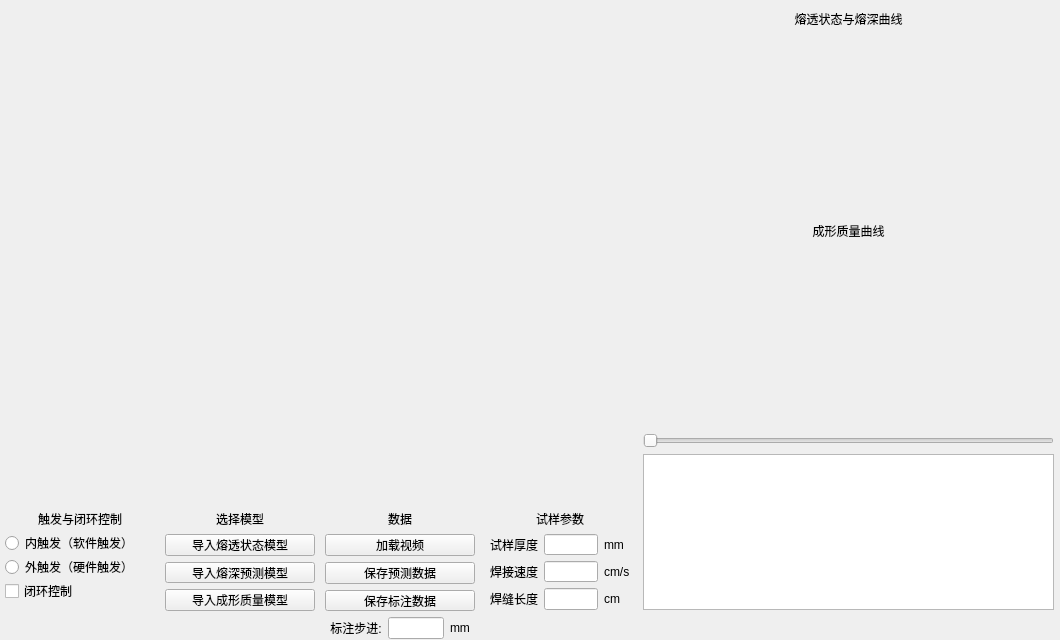
weinaike/camera, file src/CameraSample/Widgets/ImageResult.ui: the form before one commit.
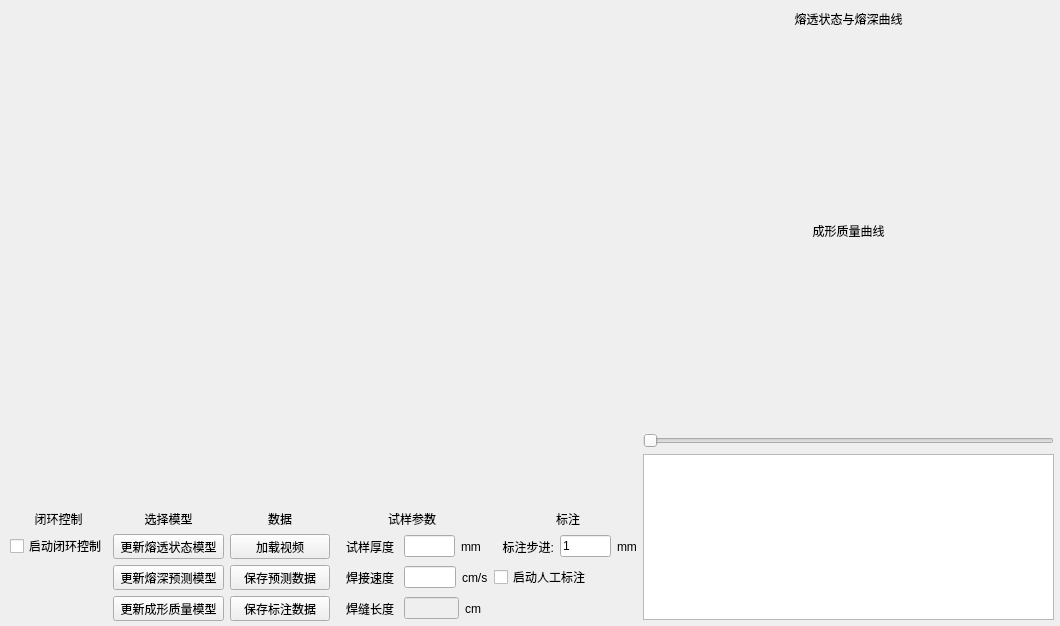
The form after the commit. Custom widgets are drawn as their Qt base class.

Commit message: 增加标注相关代码 增加闭环控制相关代码

```diff
--- a/src/CameraSample/Widgets/ImageResult.ui
+++ b/src/CameraSample/Widgets/ImageResult.ui
@@ -7,7 +7,7 @@
     <x>0</x>
     <y>0</y>
     <width>1060</width>
-    <height>640</height>
+    <height>626</height>
    </rect>
   </property>
   <property name="sizePolicy">
@@ -25,7 +25,7 @@
      <x>643</x>
      <y>-1</y>
      <width>411</width>
-     <height>611</height>
+     <height>621</height>
     </rect>
    </property>
    <layout class="QVBoxLayout" name="verticalLayout">
@@ -220,21 +220,179 @@
     <rect>
      <x>0</x>
      <y>510</y>
-     <width>160</width>
-     <height>90</height>
+     <width>652</width>
+     <height>111</height>
     </rect>
    </property>
-   <layout class="QVBoxLayout" name="verticalLayout_2">
+   <layout class="QGridLayout" name="gridLayout_2">
     <property name="sizeConstraint">
      <enum>QLayout::SetDefaultConstraint</enum>
     </property>
     <property name="leftMargin">
-     <number>5</number>
+     <number>10</number>
     </property>
     <property name="rightMargin">
-     <number>5</number>
+     <number>10</number>
     </property>
-    <item>
+    <property name="verticalSpacing">
+     <number>6</number>
+    </property>
+    <item row="0" column="1">
+     <widget class="QLabel" name="label_4">
+      <property name="text">
+       <string>选择模型</string>
+      </property>
+      <property name="alignment">
+       <set>Qt::AlignCenter</set>
+      </property>
+     </widget>
+    </item>
+    <item row="3" column="2">
+     <widget class="QPushButton" name="save_label_result">
+      <property name="text">
+       <string>保存标注数据</string>
+      </property>
+     </widget>
+    </item>
+    <item row="3" column="3">
+     <layout class="QHBoxLayout" name="horizontalLayout_4">
+      <property name="leftMargin">
+       <number>10</number>
+      </property>
+      <item>
+       <widget class="QLabel" name="label_11">
+        <property name="enabled">
+         <bool>true</bool>
+        </property>
+        <property name="text">
+         <string>焊缝长度 </string>
+        </property>
+       </widget>
+      </item>
+      <item>
+       <widget class="QLineEdit" name="lineEdit_length">
+        <property name="enabled">
+         <bool>false</bool>
+        </property>
+       </widget>
+      </item>
+      <item>
+       <widget class="QLabel" name="label_14">
+        <property name="text">
+         <string>cm  </string>
+        </property>
+       </widget>
+      </item>
+     </layout>
+    </item>
+    <item row="3" column="1">
+     <widget class="QPushButton" name="load_quality_model">
+      <property name="text">
+       <string>更新成形质量模型</string>
+      </property>
+     </widget>
+    </item>
+    <item row="2" column="3">
+     <layout class="QHBoxLayout" name="horizontalLayout_3">
+      <property name="leftMargin">
+       <number>10</number>
+      </property>
+      <item>
+       <widget class="QLabel" name="label_10">
+        <property name="text">
+         <string>焊接速度 </string>
+        </property>
+       </widget>
+      </item>
+      <item>
+       <widget class="QLineEdit" name="lineEdit_speed"/>
+      </item>
+      <item>
+       <widget class="QLabel" name="label_13">
+        <property name="text">
+         <string>cm/s</string>
+        </property>
+       </widget>
+      </item>
+     </layout>
+    </item>
+    <item row="2" column="1">
+     <widget class="QPushButton" name="load_depth_model">
+      <property name="text">
+       <string>更新熔深预测模型</string>
+      </property>
+     </widget>
+    </item>
+    <item row="1" column="2">
+     <widget class="QPushButton" name="load_video">
+      <property name="text">
+       <string>加载视频</string>
+      </property>
+     </widget>
+    </item>
+    <item row="1" column="3">
+     <layout class="QHBoxLayout" name="horizontalLayout_2">
+      <property name="leftMargin">
+       <number>10</number>
+      </property>
+      <property name="rightMargin">
+       <number>0</number>
+      </property>
+      <item>
+       <widget class="QLabel" name="label_9">
+        <property name="text">
+         <string>试样厚度 </string>
+        </property>
+       </widget>
+      </item>
+      <item>
+       <widget class="QLineEdit" name="lineEdit_thick">
+        <property name="inputMask">
+         <string/>
+        </property>
+       </widget>
+      </item>
+      <item>
+       <widget class="QLabel" name="label_12">
+        <property name="text">
+         <string>mm  </string>
+        </property>
+       </widget>
+      </item>
+     </layout>
+    </item>
+    <item row="0" column="3">
+     <widget class="QLabel" name="label_8">
+      <property name="text">
+       <string>试样参数</string>
+      </property>
+      <property name="alignment">
+       <set>Qt::AlignCenter</set>
+      </property>
+     </widget>
+    </item>
+    <item row="1" column="0">
+     <widget class="QCheckBox" name="checkBox_control">
+      <property name="text">
+       <string>启动闭环控制</string>
+      </property>
+     </widget>
+    </item>
+    <item row="1" column="1">
+     <widget class="QPushButton" name="load_status_model">
+      <property name="text">
+       <string> 更新熔透状态模型 </string>
+      </property>
+     </widget>
+    </item>
+    <item row="2" column="2">
+     <widget class="QPushButton" name="save_predict_result">
+      <property name="text">
+       <string>   保存预测数据   </string>
+      </property>
+     </widget>
+    </item>
+    <item row="0" column="0">
      <widget class="QLabel" name="label_3">
       <property name="autoFillBackground">
        <bool>false</bool>
@@ -246,102 +404,14 @@
        <enum>QFrame::Plain</enum>
       </property>
       <property name="text">
-       <string>触发与闭环控制</string>
-      </property>
-      <property name="alignment">
-       <set>Qt::AlignCenter</set>
-      </property>
-     </widget>
-    </item>
-    <item>
-     <widget class="QRadioButton" name="radioButton_in">
-      <property name="text">
-       <string>内触发（软件触发）</string>
-      </property>
-     </widget>
-    </item>
-    <item>
-     <widget class="QRadioButton" name="radioButton_out">
-      <property name="text">
-       <string>外触发（硬件触发）</string>
-      </property>
-     </widget>
-    </item>
-    <item>
-     <widget class="QCheckBox" name="checkBox_control">
-      <property name="text">
        <string>闭环控制</string>
       </property>
-     </widget>
-    </item>
-   </layout>
-  </widget>
-  <widget class="QWidget" name="verticalLayoutWidget_2">
-   <property name="geometry">
-    <rect>
-     <x>160</x>
-     <y>510</y>
-     <width>160</width>
-     <height>101</height>
-    </rect>
-   </property>
-   <layout class="QVBoxLayout" name="verticalLayout_3">
-    <property name="leftMargin">
-     <number>5</number>
-    </property>
-    <property name="rightMargin">
-     <number>5</number>
-    </property>
-    <item>
-     <widget class="QLabel" name="label_4">
-      <property name="text">
-       <string>选择模型</string>
-      </property>
       <property name="alignment">
        <set>Qt::AlignCenter</set>
       </property>
      </widget>
     </item>
-    <item>
-     <widget class="QPushButton" name="load_status_model">
-      <property name="text">
-       <string>导入熔透状态模型</string>
-      </property>
-     </widget>
-    </item>
-    <item>
-     <widget class="QPushButton" name="load_depth_model">
-      <property name="text">
-       <string>导入熔深预测模型</string>
-      </property>
-     </widget>
-    </item>
-    <item>
-     <widget class="QPushButton" name="load_quality_model">
-      <property name="text">
-       <string>导入成形质量模型</string>
-      </property>
-     </widget>
-    </item>
-   </layout>
-  </widget>
-  <widget class="QWidget" name="verticalLayoutWidget_4">
-   <property name="geometry">
-    <rect>
-     <x>320</x>
-     <y>510</y>
-     <width>160</width>
-     <height>129</height>
-    </rect>
-   </property>
-   <layout class="QVBoxLayout" name="verticalLayout_4">
-    <property name="leftMargin">
-     <number>5</number>
-    </property>
-    <property name="rightMargin">
-     <number>5</number>
-    </property>
-    <item>
+    <item row="0" column="2">
      <widget class="QLabel" name="label_5">
       <property name="text">
        <string>数据</string>
@@ -351,28 +421,17 @@
       </property>
      </widget>
     </item>
-    <item>
-     <widget class="QPushButton" name="load_video">
+    <item row="0" column="4">
+     <widget class="QLabel" name="label_15">
       <property name="text">
-       <string>加载视频</string>
+       <string>标注</string>
       </property>
-     </widget>
-    </item>
-    <item>
-     <widget class="QPushButton" name="save_predict_result">
-      <property name="text">
-       <string>保存预测数据</string>
+      <property name="alignment">
+       <set>Qt::AlignCenter</set>
       </property>
      </widget>
     </item>
-    <item>
-     <widget class="QPushButton" name="save_label_result">
-      <property name="text">
-       <string>保存标注数据</string>
-      </property>
-     </widget>
-    </item>
-    <item>
+    <item row="1" column="4">
      <layout class="QHBoxLayout" name="horizontalLayout_5">
       <property name="leftMargin">
        <number>5</number>
@@ -383,7 +442,7 @@
       <item>
        <widget class="QLabel" name="label_6">
         <property name="text">
-         <string>标注步进:</string>
+         <string> 标注步进:</string>
         </property>
         <property name="alignment">
          <set>Qt::AlignCenter</set>
@@ -391,7 +450,11 @@
        </widget>
       </item>
       <item>
-       <widget class="QLineEdit" name="lineEdit"/>
+       <widget class="QLineEdit" name="lineEdit_label_step">
+        <property name="text">
+         <string>1</string>
+        </property>
+       </widget>
       </item>
       <item>
        <widget class="QLabel" name="label_7">
@@ -402,94 +465,28 @@
       </item>
      </layout>
     </item>
-   </layout>
-  </widget>
-  <widget class="QWidget" name="verticalLayoutWidget_5">
-   <property name="geometry">
-    <rect>
-     <x>480</x>
-     <y>510</y>
-     <width>160</width>
-     <height>100</height>
-    </rect>
-   </property>
-   <layout class="QVBoxLayout" name="verticalLayout_5">
-    <property name="leftMargin">
-     <number>5</number>
-    </property>
-    <property name="rightMargin">
-     <number>5</number>
-    </property>
-    <item>
-     <widget class="QLabel" name="label_8">
+    <item row="2" column="4">
+     <widget class="QCheckBox" name="checkBox_label">
+      <property name="enabled">
+       <bool>true</bool>
+      </property>
+      <property name="layoutDirection">
+       <enum>Qt::LeftToRight</enum>
+      </property>
       <property name="text">
-       <string>试样参数</string>
+       <string>启动人工标注</string>
       </property>
-      <property name="alignment">
-       <set>Qt::AlignCenter</set>
+      <property name="checkable">
+       <bool>true</bool>
       </property>
      </widget>
     </item>
-    <item>
-     <layout class="QGridLayout" name="gridLayout">
-      <property name="leftMargin">
-       <number>5</number>
+    <item row="2" column="0">
+     <widget class="QLabel" name="label_control">
+      <property name="text">
+       <string/>
       </property>
-      <property name="rightMargin">
-       <number>5</number>
-      </property>
-      <item row="2" column="1">
-       <widget class="QLineEdit" name="lineEdit_speed"/>
-      </item>
-      <item row="3" column="1">
-       <widget class="QLineEdit" name="lineEdit_length"/>
-      </item>
-      <item row="3" column="0">
-       <widget class="QLabel" name="label_11">
-        <property name="text">
-         <string>焊缝长度</string>
-        </property>
-       </widget>
-      </item>
-      <item row="1" column="1">
-       <widget class="QLineEdit" name="lineEdit_thick"/>
-      </item>
-      <item row="1" column="0">
-       <widget class="QLabel" name="label_9">
-        <property name="text">
-         <string>试样厚度</string>
-        </property>
-       </widget>
-      </item>
-      <item row="2" column="0">
-       <widget class="QLabel" name="label_10">
-        <property name="text">
-         <string>焊接速度</string>
-        </property>
-       </widget>
-      </item>
-      <item row="1" column="2">
-       <widget class="QLabel" name="label_12">
-        <property name="text">
-         <string>mm</string>
-        </property>
-       </widget>
-      </item>
-      <item row="2" column="2">
-       <widget class="QLabel" name="label_13">
-        <property name="text">
-         <string>cm/s</string>
-        </property>
-       </widget>
-      </item>
-      <item row="3" column="2">
-       <widget class="QLabel" name="label_14">
-        <property name="text">
-         <string>cm</string>
-        </property>
-       </widget>
-      </item>
-     </layout>
+     </widget>
     </item>
    </layout>
   </widget>
```
Left out of the diff: 2 changed lines with no effect on the pictures. The commit also changes 9 other files.
